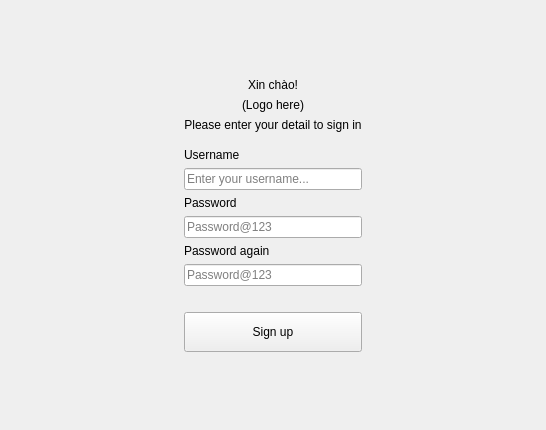
The window that src/components/widgets/login/signupform.ui (DamPhuQuy/Scientific-Article-Management) describes before a commit, drawn with Qt 5.
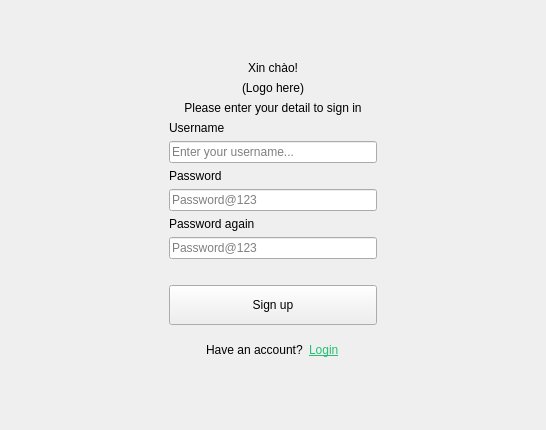
The same window after the commit.

Commit message: feat: Implement user sign-up functionality and article management UI with search, filter, and CRUD operations.

Patch:
```diff
--- a/src/components/widgets/login/signupform.ui
+++ b/src/components/widgets/login/signupform.ui
@@ -183,6 +183,59 @@
         </property>
        </widget>
       </item>
+      <item>
+       <widget class="QWidget" name="widget_2" native="true">
+        <layout class="QHBoxLayout" name="horizontalLayout">
+         <item>
+          <layout class="QHBoxLayout" name="signUpLayout">
+           <item>
+            <spacer name="horizontalSpacer_4">
+             <property name="orientation">
+              <enum>Qt::Orientation::Horizontal</enum>
+             </property>
+             <property name="sizeHint" stdset="0">
+              <size>
+               <width>40</width>
+               <height>20</height>
+              </size>
+             </property>
+            </spacer>
+           </item>
+           <item>
+            <widget class="QLabel" name="signUpPromptLabel">
+             <property name="text">
+              <string>Have an account?</string>
+             </property>
+            </widget>
+           </item>
+           <item>
+            <widget class="QLabel" name="loginLabel">
+             <property name="text">
+              <string>&lt;html&gt;&lt;head/&gt;&lt;body&gt;&lt;p&gt;&lt;a href=&quot;#&quot;&gt;&lt;span style=&quot; text-decoration: underline; color:#27bf73;&quot;&gt;Login&lt;/span&gt;&lt;/a&gt;&lt;/p&gt;&lt;/body&gt;&lt;/html&gt;</string>
+             </property>
+             <property name="textFormat">
+              <enum>Qt::TextFormat::RichText</enum>
+             </property>
+            </widget>
+           </item>
+           <item>
+            <spacer name="horizontalSpacer_5">
+             <property name="orientation">
+              <enum>Qt::Orientation::Horizontal</enum>
+             </property>
+             <property name="sizeHint" stdset="0">
+              <size>
+               <width>40</width>
+               <height>20</height>
+              </size>
+             </property>
+            </spacer>
+           </item>
+          </layout>
+         </item>
+        </layout>
+       </widget>
+      </item>
      </layout>
     </widget>
    </item>
```
Left out of the diff: 2 changed lines with no effect on the pictures. The commit also changes 11 other files.
